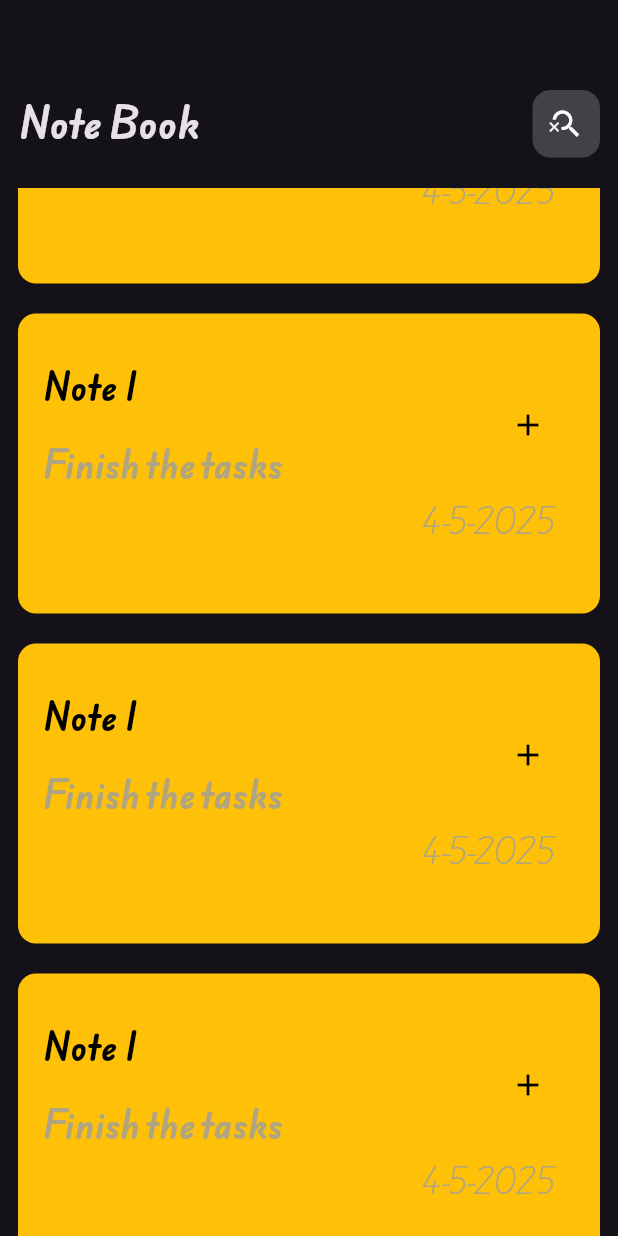
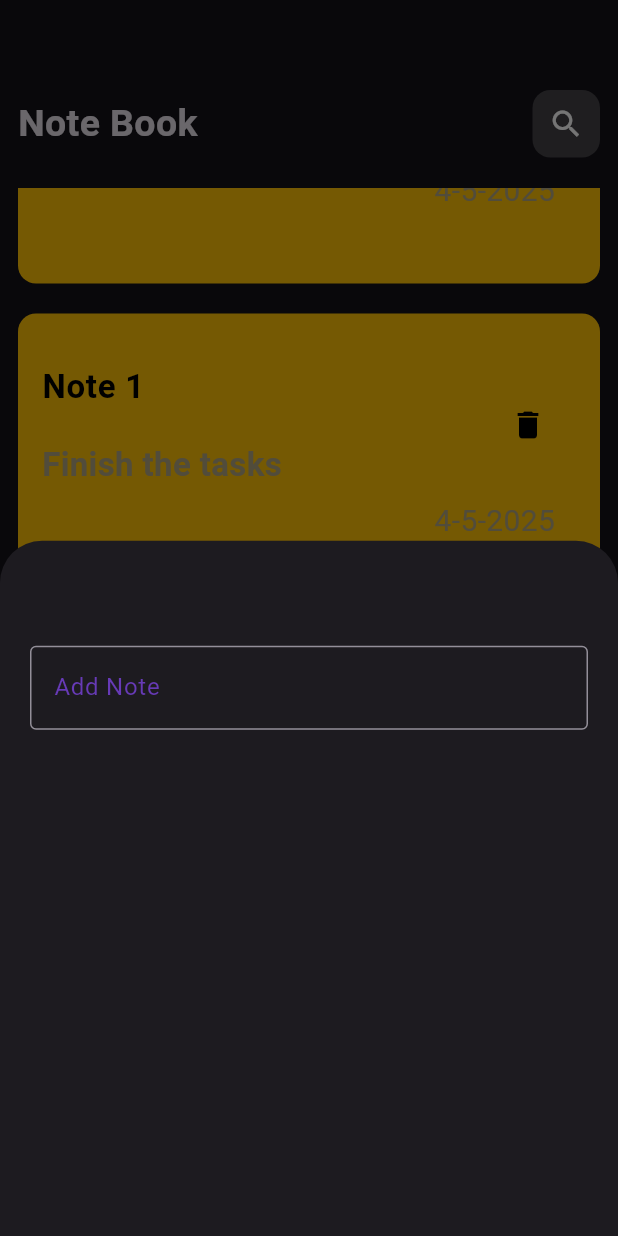
Before and after one commit to AhmedOsman430/Note-Book, a Flutter app: the screen it shows after launch, scrolled down 576 dp, after a tap on the "add" icon, on a phone screen of 412 x 824 dp. Run offline on Flutter 3.47's test engine with Material 3 defaults, Android fonts, the phone set to English and light mode, and no system bars.

Commit message:
Add text form field

```diff
--- a/lib/Screen/Note_View.dart
+++ b/lib/Screen/Note_View.dart
@@ -1,4 +1,5 @@
 import 'package:flutter/material.dart';
+import 'package:untitled/widget/Add_Model_Progress.dart';
 import 'package:untitled/widget/Note_View_body.dart';
 
 class NoteView extends StatelessWidget {
@@ -11,6 +12,17 @@ class NoteView extends StatelessWidget {
         padding: const EdgeInsets.symmetric(horizontal: 12),
         child: NoteViewBody(),
       ),
+      floatingActionButton: FloatingActionButton(
+        onPressed: () {
+          showModalBottomSheet(
+            context: context,
+            builder: (context) {
+              return AddModelProgressSheet();
+            },
+          );
+        },
+        child: Icon(Icons.add, size: 30),
+      ),
     );
   }
 }
--- /dev/null
+++ b/lib/widget/Add_Model_Progress.dart
@@ -0,0 +1,26 @@
+import 'package:flutter/material.dart';
+
+class AddModelProgressSheet extends StatelessWidget {
+  const AddModelProgressSheet({super.key});
+
+  @override
+  Widget build(BuildContext context) {
+    return Padding(
+      padding: const EdgeInsets.all(20.0),
+      child: Column(
+        children: [
+          SizedBox(height: 50),
+          TextFormField(
+            decoration: InputDecoration(
+              border: OutlineInputBorder(),
+              hintText: "Add Note",
+              hintStyle: TextStyle(
+                color:Colors.deepPurple,
+              )
+            ),
+          ),
+        ],
+      ),
+    );
+  }
+}
--- a/lib/widget/Note_AppBar.dart
+++ b/lib/widget/Note_AppBar.dart
@@ -21,7 +21,7 @@ class NoteAppbar extends StatelessWidget {
             borderRadius: BorderRadius.circular(12),
             color: Colors.white.withOpacity(.2),
           ),
-          child: Icon(Icons.search_off),
+          child: Icon(Icons.search),
         ),
       ],
     );
--- a/lib/widget/Note_Item.dart
+++ b/lib/widget/Note_Item.dart
@@ -42,7 +42,7 @@ class NoteItem extends StatelessWidget {
                 ),
                 trailing: IconButton(
                   onPressed: () {},
-                  icon: Icon(Icons.add),
+                  icon: Icon(Icons.delete),
                   color: Colors.black,
                 ),
               ),
--- a/lib/widget/Note_View_body.dart
+++ b/lib/widget/Note_View_body.dart
@@ -1,7 +1,6 @@
 import 'package:flutter/cupertino.dart';
 import 'package:flutter/material.dart';
 import 'package:untitled/widget/Note_AppBar.dart';
-import 'package:untitled/widget/Note_Item.dart';
 import 'package:untitled/widget/Note_List_View_item.dart';
 
 class NoteViewBody extends StatelessWidget {
```
Also changed, not shown: pubspec.yaml (+5 -23 lines), 1 other file.
